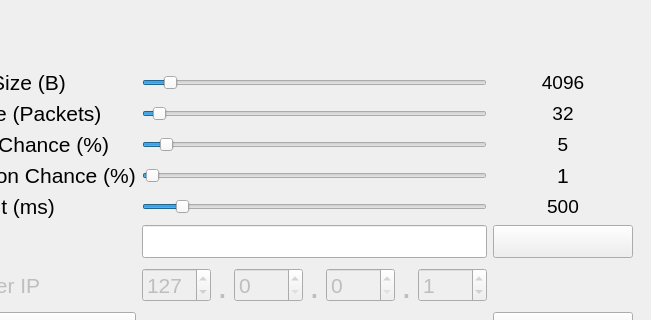
Old version of the form Front/form.ui in the repository gabitim/RC_Proiect; both pictures show x 167 to 818 and y 131 to 451 of the 818 by 678 pixel window.
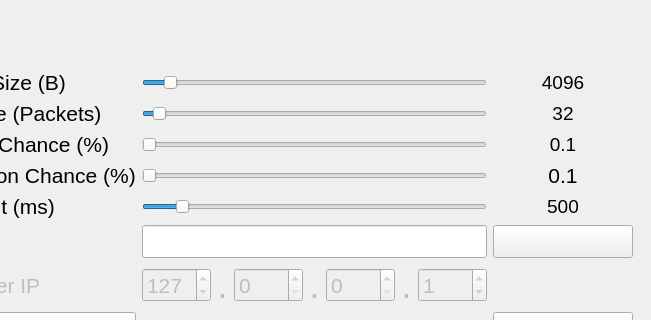
New version of the form. The open tabs and pages were chosen to show the change. Icons and pictures are not drawn.

What changed in the file:
```diff
--- a/Front/form.ui
+++ b/Front/form.ui
@@ -217,7 +217,7 @@
              </font>
             </property>
             <property name="text">
-             <string>5</string>
+             <string>0.1</string>
             </property>
             <property name="alignment">
              <set>Qt::AlignCenter</set>
@@ -343,6 +343,12 @@
           </item>
           <item row="4" column="1">
            <widget class="QSlider" name="packet_corruption_chance_slider">
+            <property name="maximum">
+             <number>999</number>
+            </property>
+            <property name="pageStep">
+             <number>100</number>
+            </property>
             <property name="value">
              <number>1</number>
             </property>
@@ -469,7 +475,7 @@
              </sizepolicy>
             </property>
             <property name="text">
-             <string>1</string>
+             <string>0.1</string>
             </property>
             <property name="alignment">
              <set>Qt::AlignCenter</set>
@@ -506,8 +512,17 @@
           </item>
           <item row="3" column="1">
            <widget class="QSlider" name="packet_loss_chance_slider">
+            <property name="maximum">
+             <number>999</number>
+            </property>
+            <property name="singleStep">
+             <number>1</number>
+            </property>
+            <property name="pageStep">
+             <number>100</number>
+            </property>
             <property name="value">
-             <number>5</number>
+             <number>1</number>
             </property>
             <property name="orientation">
              <enum>Qt::Horizontal</enum>
```
